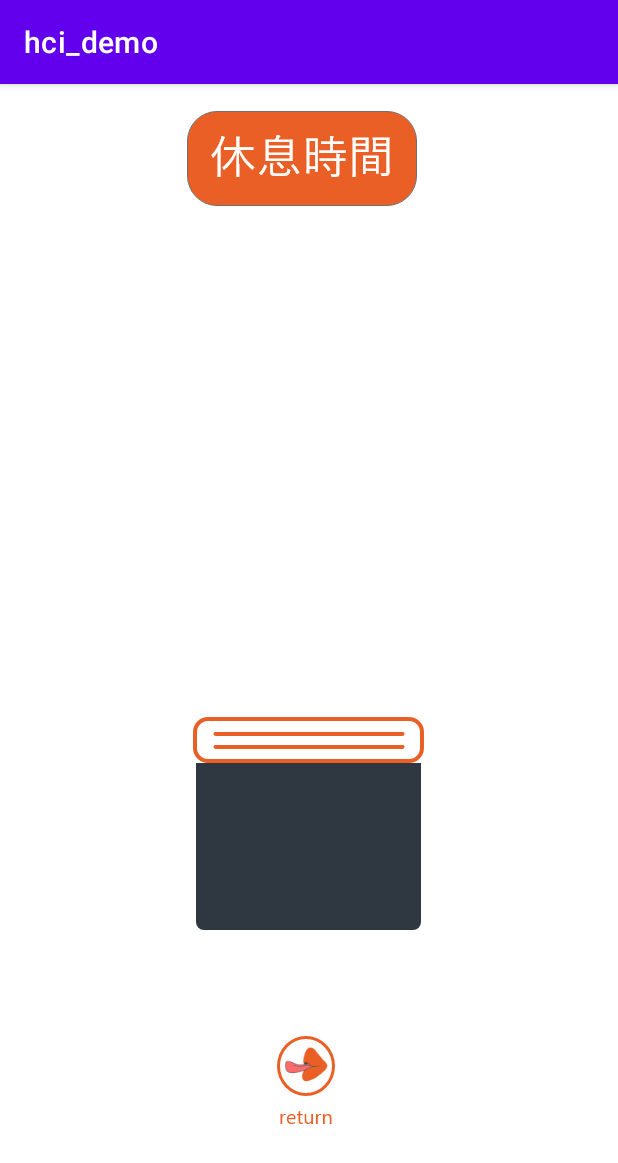
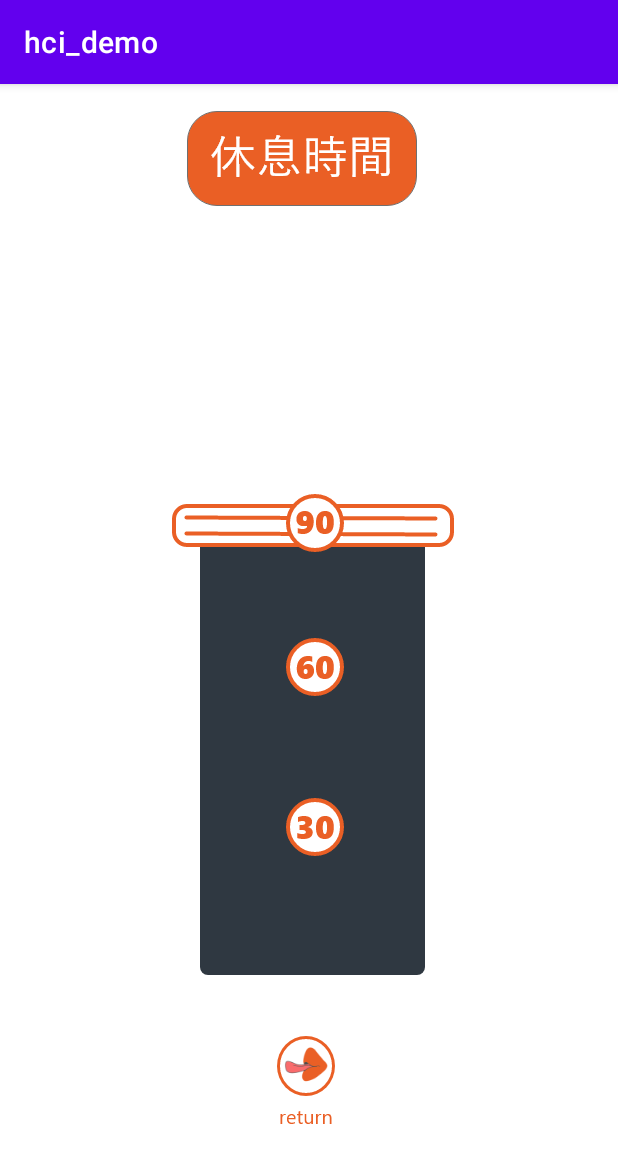
Before and after one commit to nickandsam20/HCI_Design, an Android app: the setting_resttime screen opened directly, with no data from a screen before it, on a phone screen of 412 x 824 dp. Shown: the top 1163 px of the screen. Run offline under Robolectric (Android 15) with nearby library versions, the phone set to English and light mode, and no system bars.

Commit message:
改好設定休息時間的頁面外觀

```diff
--- a/app/build.gradle
+++ b/app/build.gradle
@@ -1,5 +1,6 @@
 plugins {
     id 'com.android.application'
+    id 'com.chaquo.python'
 }
 
 android {
@@ -11,7 +12,13 @@ android {
         targetSdkVersion 29
         versionCode 1
         versionName "1.0"
-
+        ndk {
+            abiFilters "armeabi-v7a", "arm64-v8a", "x86", "x86_64"
+        }
+        python {
+            buildPython "C:/Users/sam/Anaconda3/envs/py3.8/python.exe"
+            buildPython "C:/Users/sam/Anaconda3/envs/py3.8/python.exe", "-3.8"
+        }
         testInstrumentationRunner "androidx.test.runner.AndroidJUnitRunner"
     }
 
--- a/app/src/main/java/com/example/hci_demo/MainActivity.java
+++ b/app/src/main/java/com/example/hci_demo/MainActivity.java
@@ -10,6 +10,9 @@ import android.view.View;
 import android.widget.Button;
 import android.widget.ImageButton;
 
+import com.chaquo.python.Python;
+import com.chaquo.python.android.AndroidPlatform;
+
 public class MainActivity extends AppCompatActivity {
 
     public static setting_state app_state;
@@ -18,6 +21,7 @@ public class MainActivity extends AppCompatActivity {
         super.onCreate(savedInstanceState);
         setContentView(R.layout.activity_main);
 
+        Python.start(new AndroidPlatform(MainActivity.this));
         ImageButton startBtn1=findViewById(R.id.startBtn1);
         ImageButton startBtn2=findViewById(R.id.startBtn2);
 
--- a/app/src/main/res/drawable/thumb.xml
+++ b/app/src/main/res/drawable/thumb.xml
@@ -11,11 +11,18 @@
 <!--</shape>-->
 
 <selector xmlns:android="http://schemas.android.com/apk/res/android" >
+    <item>
 
-    <item android:drawable="@drawable/setting_time_togglebar_vert"
-        >
+
+        <bitmap
+            android:src="@drawable/long_bar"
+            android:gravity="center" />
 
     </item>
+<!--    <item android:drawable="@drawable/setting_time_togglebar_vert"-->
+<!--        >-->
+
+<!--    </item>-->
 <!--        <rotate xmlns:android="http://schemas.android.com/apk/res/android"-->
 <!--            android:fromDegrees="90"-->
 <!--            android:toDegrees="0"-->
--- a/app/src/main/res/layout/activity_setting_passwd.xml
+++ b/app/src/main/res/layout/activity_setting_passwd.xml
@@ -34,8 +34,8 @@
 
     <ImageView
         android:id="@+id/imageView7"
-        android:layout_width="wrap_content"
-        android:layout_height="wrap_content"
+        android:layout_width="193dp"
+        android:layout_height="108dp"
 
         app:layout_constraintBottom_toTopOf="@+id/imgPasswdBtn"
         app:layout_constraintEnd_toEndOf="parent"
--- a/app/src/main/res/layout/activity_setting_resttime.xml
+++ b/app/src/main/res/layout/activity_setting_resttime.xml
@@ -12,28 +12,6 @@
     app:layout_constraintTop_toTopOf="parent">
 
 
-    <SeekBar
-        android:id="@+id/seek_bar"
-        android:layout_width="match_parent"
-        android:layout_height="wrap_content"
-        android:layout_alignParentTop="true"
-        android:layout_alignParentEnd="true"
-        android:layout_alignParentBottom="true"
-        android:layout_centerInParent="true"
-        android:layout_marginTop="189dp"
-        android:layout_marginEnd="0dp"
-        android:layout_marginBottom="209dp"
-        android:indeterminate="false"
-        android:max="90"
-        android:progress="30"
-        android:progressDrawable="@drawable/track"
-        android:rotation="270"
-        android:thumb="@drawable/thumb"
-        app:layout_constraintBottom_toBottomOf="parent"
-        app:layout_constraintEnd_toEndOf="parent"
-        app:layout_constraintStart_toStartOf="parent"
-        app:layout_constraintTop_toTopOf="parent"
-        app:layout_constraintVertical_bias="0.498" />
 
     <ImageView
         android:id="@+id/imageView11"
@@ -63,4 +41,91 @@
         app:srcCompat="@drawable/return_btn" />
 
 
+    <androidx.constraintlayout.widget.ConstraintLayout
+        android:layout_width="412dp"
+        android:layout_height="468dp"
+        android:layout_alignParentStart="true"
+        android:layout_alignParentEnd="true"
+        android:layout_alignParentBottom="true"
+        android:layout_marginStart="0dp"
+        android:layout_marginEnd="0dp"
+        android:layout_marginBottom="161dp"
+
+        >
+
+        <androidx.constraintlayout.widget.ConstraintLayout
+            android:id="@+id/constraintLayout"
+            android:layout_width="334dp"
+            android:layout_height="360dp"
+            android:layout_alignParentStart="true"
+            android:layout_alignParentEnd="true"
+            android:layout_alignParentBottom="true"
+            android:layout_centerInParent="true"
+
+            app:layout_constraintBottom_toBottomOf="parent"
+            app:layout_constraintEnd_toEndOf="parent"
+            app:layout_constraintHorizontal_bias="0.545"
+            app:layout_constraintStart_toStartOf="parent"
+            app:layout_constraintTop_toTopOf="parent"
+            app:layout_constraintVertical_bias="0.953">
+
+            <SeekBar
+                android:id="@+id/seek_bar"
+                android:layout_width="332dp"
+                android:layout_height="317dp"
+                android:layout_alignParentStart="true"
+                android:layout_alignParentEnd="true"
+                android:layout_alignParentBottom="true"
+                android:layout_centerInParent="true"
+                android:layout_marginTop="44dp"
+                android:indeterminate="false"
+                android:max="90"
+                android:progress="90"
+                android:progressDrawable="@drawable/track"
+                android:rotation="270"
+                android:thumb="@drawable/thumb"
+                app:layout_constraintStart_toStartOf="parent"
+                app:layout_constraintTop_toTopOf="parent">
+
+
+            </SeekBar>
+
+            <ImageView
+                android:id="@+id/imageView26"
+                android:layout_width="wrap_content"
+                android:layout_height="wrap_content"
+                android:layout_marginTop="32dp"
+                app:layout_constraintEnd_toEndOf="parent"
+                app:layout_constraintHorizontal_bias="0.501"
+                app:layout_constraintStart_toStartOf="parent"
+                app:layout_constraintTop_toTopOf="parent"
+                app:srcCompat="@drawable/resttime90" />
+
+            <ImageView
+                android:id="@+id/imageView23"
+                android:layout_width="wrap_content"
+                android:layout_height="wrap_content"
+                android:layout_marginBottom="88dp"
+                app:layout_constraintBottom_toBottomOf="@+id/seek_bar"
+                app:layout_constraintEnd_toEndOf="parent"
+                app:layout_constraintHorizontal_bias="0.501"
+                app:layout_constraintStart_toStartOf="parent"
+                app:srcCompat="@drawable/resttime30" />
+
+            <ImageView
+                android:id="@+id/imageView25"
+                android:layout_width="wrap_content"
+                android:layout_height="wrap_content"
+                android:layout_marginBottom="68dp"
+                app:layout_constraintBottom_toTopOf="@+id/imageView23"
+                app:layout_constraintEnd_toEndOf="parent"
+                app:layout_constraintHorizontal_bias="0.501"
+                app:layout_constraintStart_toStartOf="parent"
+                app:srcCompat="@drawable/resttime60" />
+
+        </androidx.constraintlayout.widget.ConstraintLayout>
+
+    </androidx.constraintlayout.widget.ConstraintLayout>
+
+
 </RelativeLayout>
--- a/build.gradle
+++ b/build.gradle
@@ -3,10 +3,11 @@ buildscript {
     repositories {
         google()
         jcenter()
+        maven { url "https://chaquo.com/maven" }
     }
     dependencies {
         classpath "com.android.tools.build:gradle:4.1.1"
-
+        classpath "com.chaquo.python:gradle:9.1.0"
         // NOTE: Do not place your application dependencies here; they belong
         // in the individual module build.gradle files
     }
```
Also changed, not shown: app/src/main/res/drawable-hdpi/long_bar.png (added), 1 other file.
